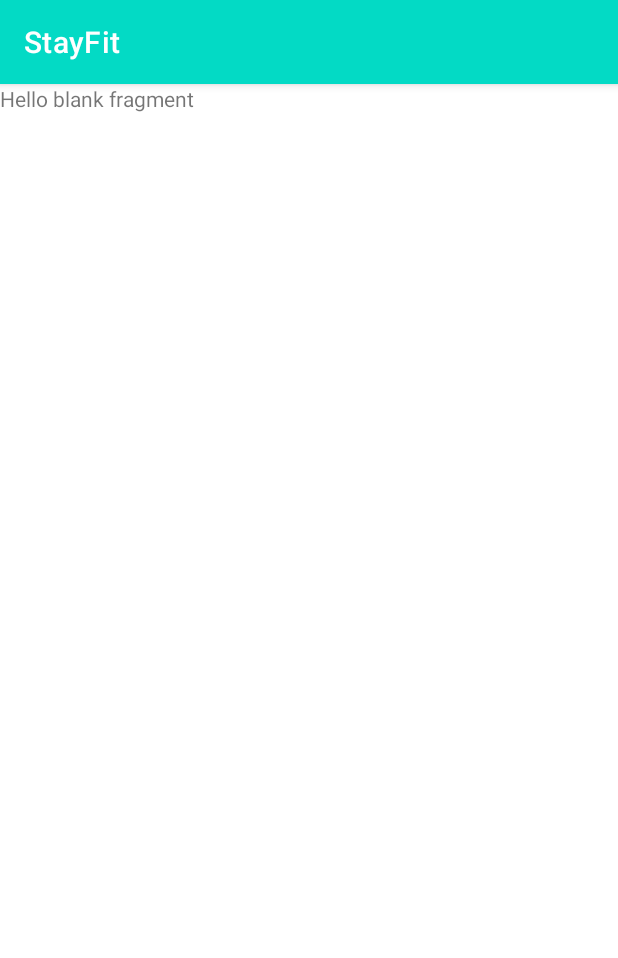
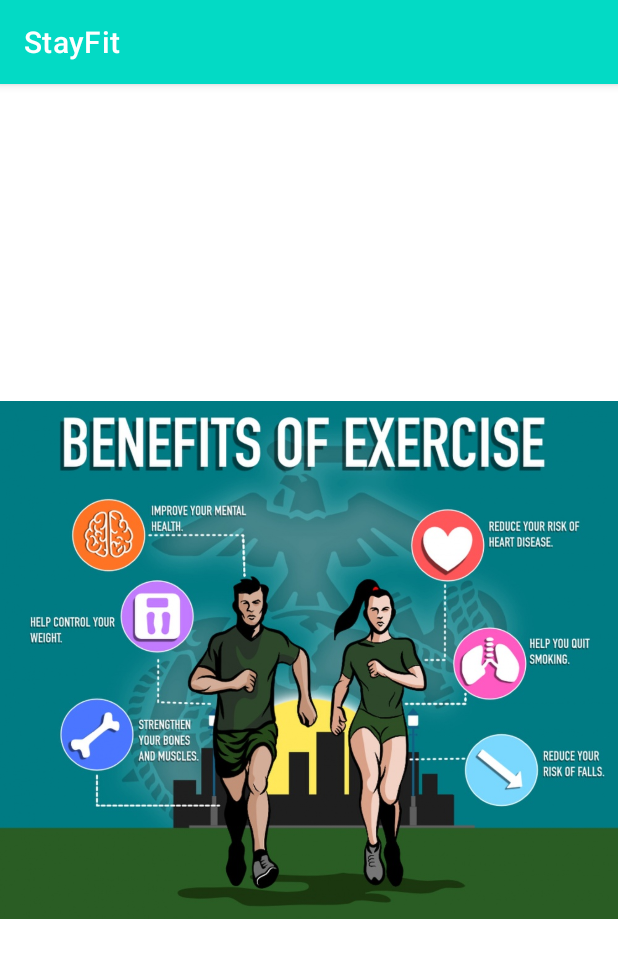
Before and after one commit to A-tafaj/stay-fit, an Android app: the fragment PictureFragment shown on its own in the app's theme, on a phone screen of 412 x 824 dp. Shown: the top 958 px of the screen. Run offline under Robolectric (Android 15) with nearby library versions, the phone set to English and light mode, and no system bars.

Commit message:
fragment picture updated

```diff
--- a/app/src/main/res/layout/fragment_picture.xml
+++ b/app/src/main/res/layout/fragment_picture.xml
@@ -6,9 +6,10 @@
     tools:context=".fragments.PictureFragment">
 
     <!-- TODO: Update blank fragment layout -->
-    <TextView
+    <ImageView
         android:layout_width="match_parent"
-        android:layout_height="match_parent"
-        android:text="@string/hello_blank_fragment" />
+        android:layout_height="wrap_content"
+        android:src="@drawable/benefits"/>
+
 
 </FrameLayout>
```
